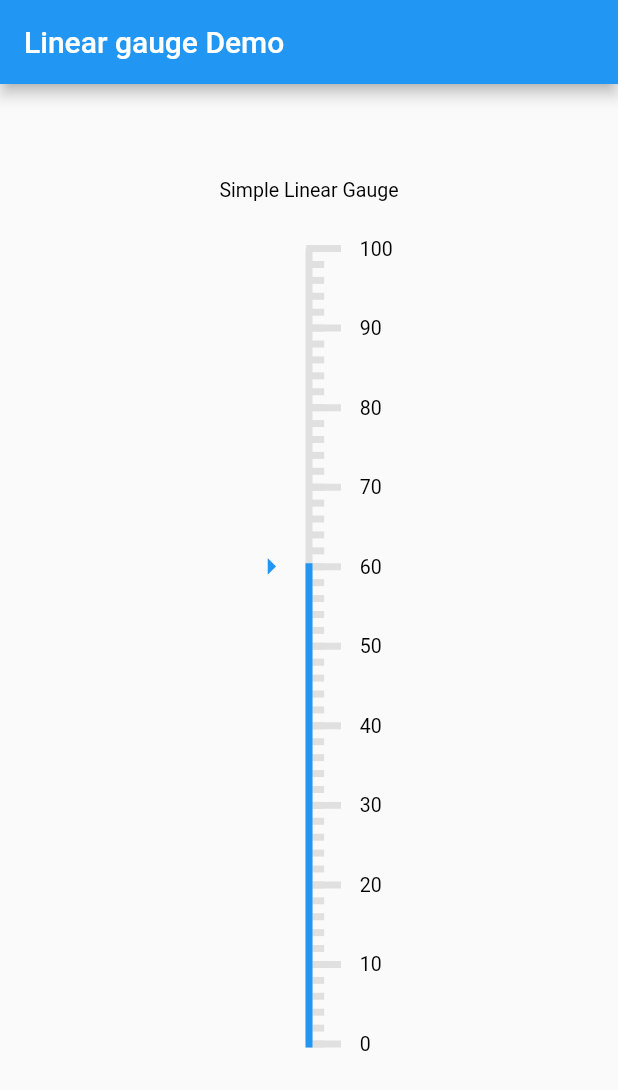
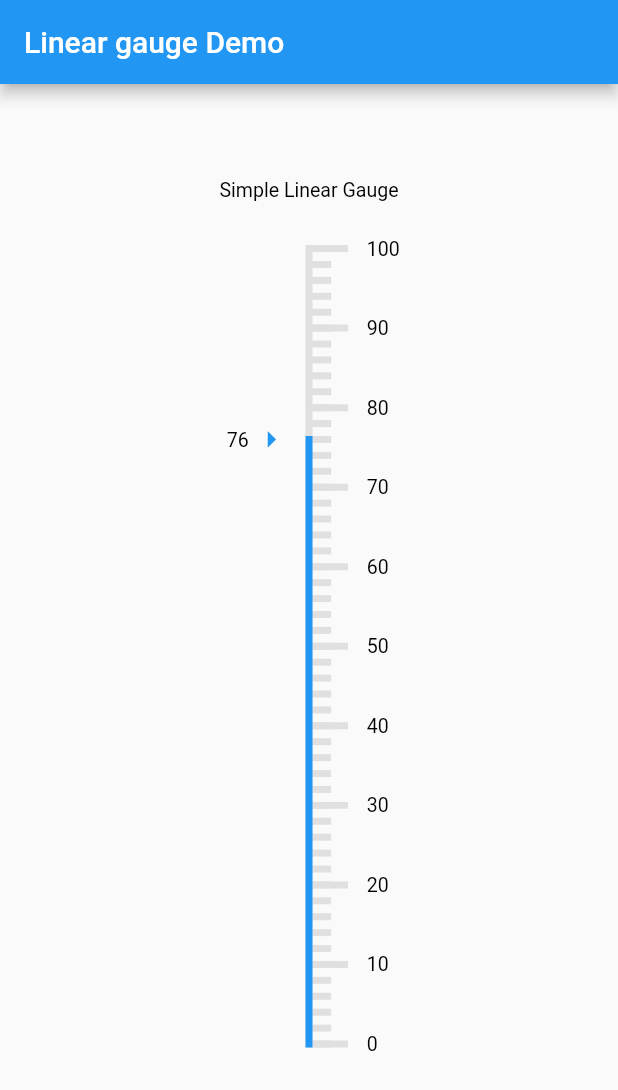
Before and after one commit to atsign-foundation/at_gauges, a Flutter app: the screen it shows after launch, on a phone screen of 412 x 824 dp. Shown: the top 1090 px of the screen. Run offline on Flutter 3.47's test engine with Material 2 defaults, Android fonts, the phone set to English and light mode, and no system bars.

Commit message:
actual value is now shown next to the pointer icon

```diff
--- a/at_linear_gauges/example/lib/main.dart
+++ b/at_linear_gauges/example/lib/main.dart
@@ -40,16 +40,28 @@ class _MyHomePageState extends State<MyHomePage> {
           body: SizedBox(
         child: Center(
           child: SimpleLinearGauge(
+            maxValue: 100,
+            actualValue: 76,
+            //Optional Parameters
+            minValue: 0,
+            divisions: 10,
+            size: double.infinity,
             title: const Text('Simple Linear Gauge'),
             titlePosition: TitlePosition.top,
+            pointerColor: Colors.blue,
+            pointerIcon: const Icon(Icons.arrow_right),
             gaugeOrientation: GaugeOrientation.vertical,
-            minValue: 0,
-            maxValue: 100,
-            actualValue: 60,
-            pointerIcon: const Icon(
-              Icons.arrow_right,
-              // size: 70,
+            decimalPlaces: 0,
+            isAnimate: true,
+            animationDuration: 2000,
+            gaugeStrokeWidth: 5,
+            rangeStrokeWidth: 5,
+            majorTickStrokeWidth: 5,
+            minorTickStrokeWidth: 5,
+            actualValueTextStyle: const TextStyle(
+              color: Colors.black,
             ),
+            majorTickValueTextStyle: const TextStyle(color: Colors.black),
           ),
         ),
       )),
--- a/at_linear_gauges/lib/src/linear_gauges/simple_linear_gauge.dart
+++ b/at_linear_gauges/lib/src/linear_gauges/simple_linear_gauge.dart
@@ -4,12 +4,12 @@ import 'package:flutter/material.dart';
 
 class SimpleLinearGauge extends LinearCustomGauge {
   SimpleLinearGauge({
-    double minValue = 0,
     required double maxValue,
     required double actualValue,
+    double minValue = 0,
     List<Range?> ranges = const [],
     int divisions = 10,
-    double size = 200,
+    double size = double.infinity,
     Text title = const Text(''),
     TitlePosition titlePosition = TitlePosition.top,
     Color pointerColor = Colors.blue,
@@ -17,14 +17,16 @@ class SimpleLinearGauge extends LinearCustomGauge {
     GaugeOrientation gaugeOrientation = GaugeOrientation.vertical,
     int decimalPlaces = 0,
     bool isAnimate = true,
-    int milliseconds = kDefaultAnimationDuration,
+    int animationDuration = kDefaultAnimationDuration,
     double gaugeStrokeWidth = 5.0,
-    double rangeStrokeWidth = 20,
+    double rangeStrokeWidth = 5.0,
     double majorTickStrokeWidth = 5,
     double minorTickStrokeWidth = 5.0,
     TextStyle actualValueTextStyle = const TextStyle(color: Colors.black),
     TextStyle majorTickValueTextStyle = const TextStyle(color: Colors.black),
-  }) : super(
+  })  : assert(rangeStrokeWidth <= gaugeStrokeWidth,
+            'rangeStrokeWidth must not be greater than gaugeStrokeWidth'),
+        super(
           minValue: minValue,
           maxValue: maxValue,
           actualValue: actualValue,
@@ -37,7 +39,7 @@ class SimpleLinearGauge extends LinearCustomGauge {
           pointerIcon: pointerIcon,
           decimalPlaces: decimalPlaces,
           isAnimate: isAnimate,
-          milliseconds: milliseconds,
+          milliseconds: animationDuration,
           gaugeStrokeWidth: gaugeStrokeWidth,
           rangeStrokeWidth: rangeStrokeWidth,
           majorTickStrokeWidth: majorTickStrokeWidth,
@@ -88,7 +90,10 @@ class _SimpleLinearGaugeState extends State<SimpleLinearGauge>
     if (animationController.value != widget.actualValue) {
       animationController.animateTo(widget.actualValue);
     }
-    return FittedBox(
+    return SizedBox(
+      width: widget.size,
+      height: widget.size,
+      child: FittedBox(
         child: SizedBox(
           width: MediaQuery.of(context).size.width,
           height: MediaQuery.of(context).size.height,
@@ -114,6 +119,7 @@ class _SimpleLinearGaugeState extends State<SimpleLinearGauge>
             ),
           ),
         ),
+      ),
     );
   }
 }
```
Also changed, not shown: at_linear_gauges/lib/src/utils/abstract_classes.dart (+50 -12 lines). Lines whose indentation alone changed are shown as unchanged.
